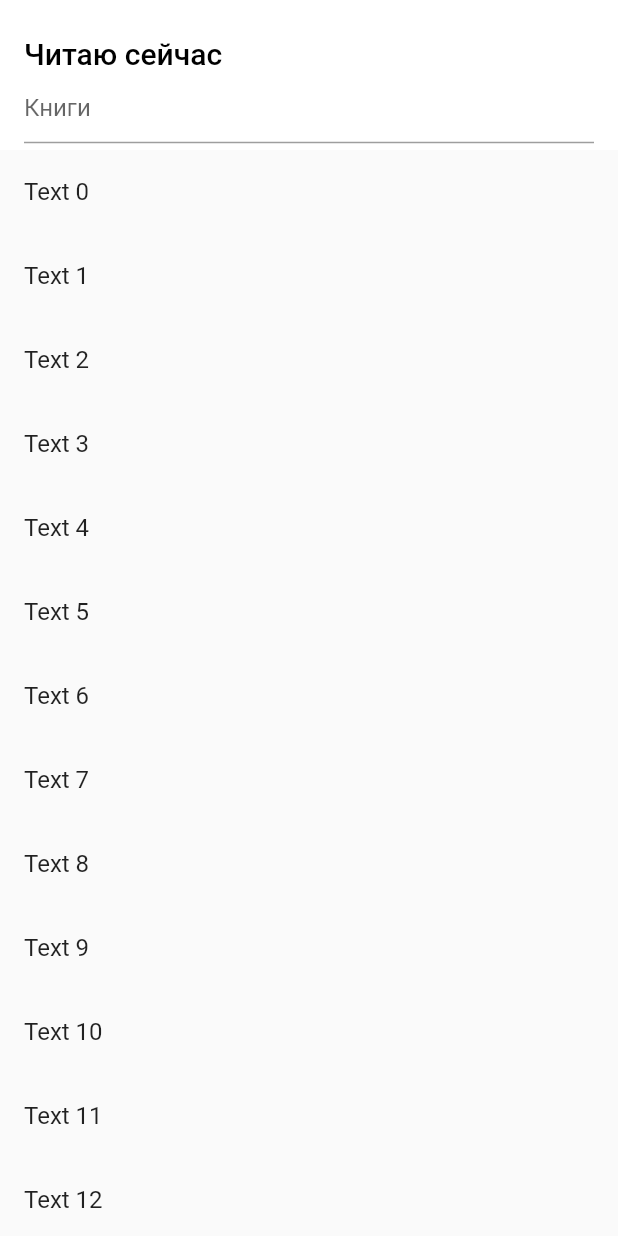
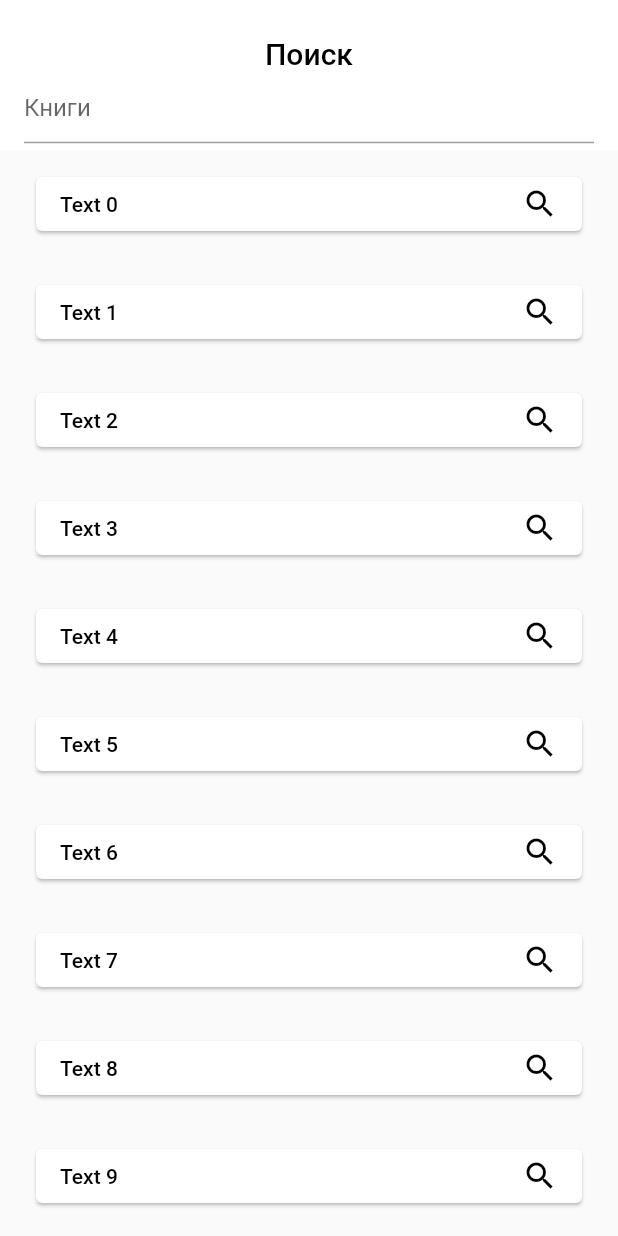
Before and after one commit to efedotof/BookVerse, a Flutter app: what search_page() shows on an empty page, opened directly, on a phone screen of 412 x 824 dp. Run offline on Flutter 3.47's test engine with Material 2 defaults, Android fonts, the phone set to English and light mode, and no system bars; drawn by our look-alikes of searchfield; our stand-ins replace sticky_headers; missing offline and left inert: sweet_nav_bar.

Commit message:
change search

```diff
--- a/lib/widgets/list_page3.dart
+++ b/lib/widgets/list_page3.dart
@@ -9,23 +9,23 @@ Widget search_page(BuildContext context){
   final suggestions =
         List.generate(suggestionsCount, (index) => 'suggestion $index');
   late ScrollController _scrollController;
-  // late Alignment _aligments;
-  // _aligments =  Alignment.centerLeft;
-  // void sc(){
-  //   _scrollController = ScrollController()
-  //   ..addListener(() {
-  //       _aligments =  Alignment.topCenter;
-  //        if (_scrollController.position.pixels == 30.0){
-  //           _aligments =  Alignment.centerLeft;
-  //        }
-  //   });
-  // }
+  late Alignment _aligments;
+  double size_h = MediaQuery.of(context).size.width;
+  int elements_list = 10;
+  _aligments =  Alignment.topCenter;
+   final _controller = TextEditingController();
+  String text_hint = 'Книги';
+
+  void text_edits(){
+    debugPrint("${_controller.text}");
+
+  }
 
 
-  // sc();
+
+
   return NestedScrollView(
         floatHeaderSlivers: true,
-        // controller: _scrollController,
         headerSliverBuilder: (context, innerBoxIsScrolled) => [
         SliverAppBar(
           // title: const Text('Поиск', style: TextStyle(color: Colors.black),),
@@ -33,10 +33,13 @@ Widget search_page(BuildContext context){
               children: [
                 Padding(
                   padding: const EdgeInsets.only(top: 20),
-                  child: Align(alignment: Alignment.centerLeft,child: const Text('Читаю сейчас', style: TextStyle(color: Colors.black),)),
+                  child: Align(alignment: _aligments,child: const Text('Поиск', style: TextStyle(color: Colors.black),)),
                 ),
                 Center(
+                child: Container(
+                  width: size_h,
                   child: SearchField(
+                    controller: _controller,
                     onSearchTextChanged: (query) {
                       final filter = suggestions
                           .where((element) =>
@@ -52,25 +55,26 @@ Widget search_page(BuildContext context){
                           .toList();
                     },
                     key: const Key('searchfield'),
-                  hint: 'Книги',
+                    hint: text_hint,
                     itemHeight: 50,
-                  suggestionsDecoration: SuggestionDecoration(
-                      padding: const EdgeInsets.all(4),
-                      border: Border.all(color: Colors.black),
-                      borderRadius: BorderRadius.all(Radius.circular(30))),
-                  suggestions: suggestions
-                      .map((e) => SearchFieldListItem<String>(e,
-                          child: Padding(
-                            padding: const EdgeInsets.symmetric(vertical: 4.0),
-                            child: Text(e,
-                                style: TextStyle(fontSize: 24, color: Colors.black)),
-                          )))
-                      .toList(),
-                  focusNode: focus,
-                  suggestionState: Suggestion.expand,
-                  onSuggestionTap: (SearchFieldListItem<String> x) {
-                    focus.unfocus();
-                  },
+                    // suggestionsDecoration: SuggestionDecoration(
+                    //     padding: const EdgeInsets.all(4),
+                    //     border: Border.all(color: Colors.black),
+                    //     borderRadius: BorderRadius.all(Radius.circular(30))),
+                    // suggestions: suggestions
+                    //     .map((e) => SearchFieldListItem<String>(e,
+                    //         child: Padding(
+                    //           padding: const EdgeInsets.symmetric(vertical: 4.0),
+                    //           child: Text(e,
+                    //               style: TextStyle(fontSize: 24, color: Colors.black)),
+                    //         )))
+                    //     .toList(),
+                    // focusNode: focus,
+                    // suggestionState: Suggestion.expand,
+                    // onSuggestionTap: (SearchFieldListItem<String> x) {
+                    //   focus.unfocus();
+                    // },
+                  ),
                 ),
                 ),
               ],
@@ -83,19 +87,37 @@ Widget search_page(BuildContext context){
           floating: true,
           backgroundColor: Colors.white,
           forceElevated: innerBoxIsScrolled,
-          actions: [
-
-          ],
-
         ),
       ],
       // The content of the scroll view
       body: ListView.builder(
+        itemCount:elements_list,
         itemBuilder: (context, index) => ListTile(
-          title: Text(
-            'Text $index',
+          title: Padding(
+                padding: const EdgeInsets.all(8.0),
+                child:ElevatedButton(
+                style: ElevatedButton.styleFrom(backgroundColor: Colors.white,elevation: 1),
+                onPressed: () {
+                  _controller.text = 'Text ${index}';
+                },
+                child: Row(
+                  mainAxisAlignment: MainAxisAlignment.spaceBetween,
+                  children: [
+                    Text('Text ${index}', style: TextStyle(color: Colors.black),), // <-- Text
+                    const SizedBox(
+                      width: 5,
+                    ),
+                    const Icon( // <-- Icon
+                      Icons.search,
+                      size: 24.0,
+                      color: Colors.black,
+                    ),
+                  ],
                 ),
               ),
             ),
+          ),
+        ),
+
     );
 }
```
Lines whose indentation alone changed are shown as unchanged.
